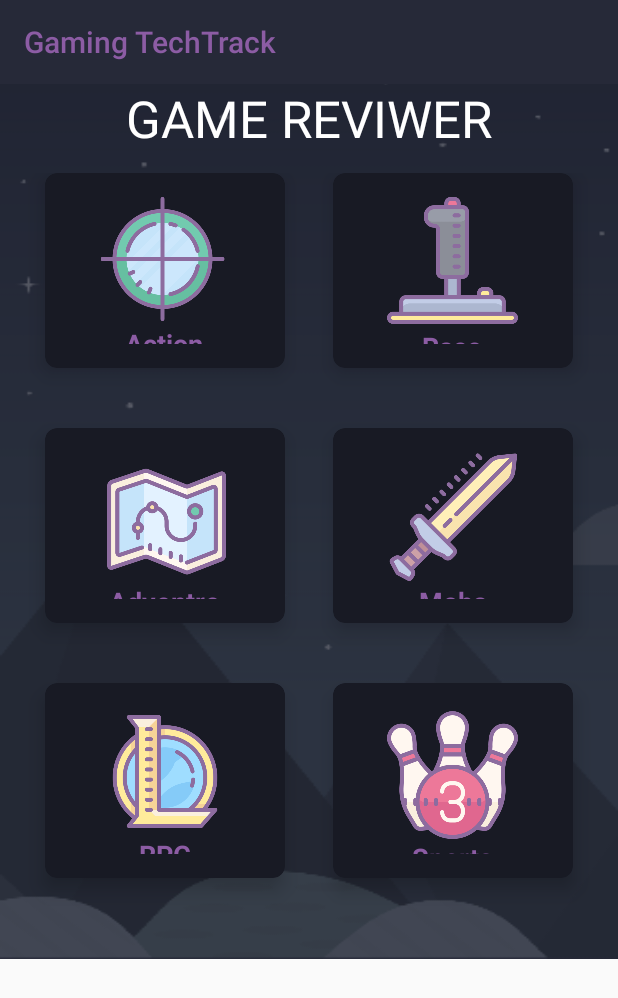
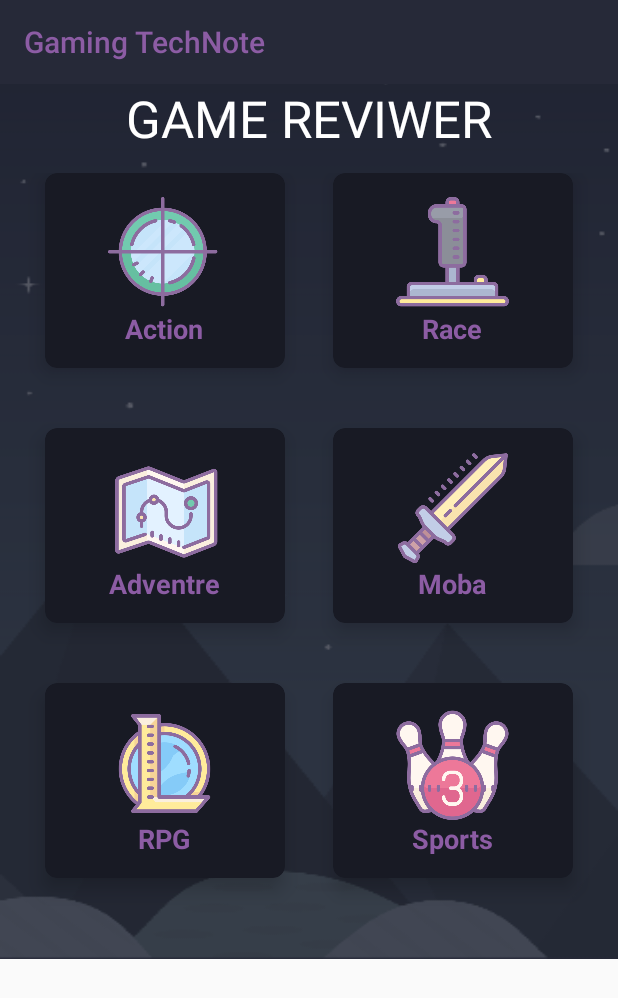
Before and after one commit to Rushan-edi/GameReviewer, an Android app: the screen it shows after launch (MainActivity), on a phone screen of 412 x 824 dp. Shown: the top 998 px of the screen. Run offline under Robolectric (Android 15) with nearby library versions, the phone set to English and light mode, and no system bars.

Commit message:
add game activity,ui implemented

```diff
--- a/app/build.gradle
+++ b/app/build.gradle
@@ -7,7 +7,7 @@ android {
         minSdkVersion 15
         targetSdkVersion 26
         versionCode 1
-        versionName "1.0"
+        versionName "1.0.1"
         testInstrumentationRunner "android.support.test.runner.AndroidJUnitRunner"
     }
     buildTypes {
@@ -22,9 +22,12 @@ dependencies {
     implementation fileTree(dir: 'libs', include: ['*.jar'])
     implementation 'com.android.support:appcompat-v7:26.1.0'
     implementation 'com.android.support.constraint:constraint-layout:1.0.2'
+    implementation 'com.android.support:support-v4:26.1.0'
     testImplementation 'junit:junit:4.12'
     androidTestImplementation 'com.android.support.test:runner:1.0.1'
     androidTestImplementation 'com.android.support.test.espresso:espresso-core:3.0.1'
     implementation 'com.android.support:recyclerview-v7:26.1.0'
     implementation 'com.android.support:cardview-v7:26.1.0'
+    implementation 'com.android.support:palette-v7:26.1.0'
+    implementation 'com.squareup.picasso:picasso:2.5.2'
 }
--- a/app/src/main/AndroidManifest.xml
+++ b/app/src/main/AndroidManifest.xml
@@ -16,6 +16,8 @@
                 <category android:name="android.intent.category.LAUNCHER" />
             </intent-filter>
         </activity>
+        <activity android:name=".ReviewListActivity" />
+        <activity android:name=".AddGameActivity"></activity>
     </application>
 
 </manifest>
--- a/app/src/main/java/com/mobile/gamereviewer/MainActivity.java
+++ b/app/src/main/java/com/mobile/gamereviewer/MainActivity.java
@@ -1,11 +1,18 @@
 package com.mobile.gamereviewer;
 
+import android.content.Intent;
 import android.graphics.Color;
 import android.support.v7.app.AppCompatActivity;
 import android.os.Bundle;
+import android.support.v7.widget.CardView;
 import android.support.v7.widget.Toolbar;
+import android.view.View;
+import android.widget.GridLayout;
+import android.widget.Toast;
 
 public class MainActivity extends AppCompatActivity {
+
+    GridLayout mainGrid;
 
     @Override
     protected void onCreate(Bundle savedInstanceState) {
@@ -14,7 +21,62 @@ public class MainActivity extends AppCompatActivity {
         Toolbar toolbar= (Toolbar)findViewById(R.id.tool_bar);
         setSupportActionBar(toolbar);
 
-        getSupportActionBar().setTitle("Gaming TechTrack");
+        getSupportActionBar().setTitle("Gaming TechNote");
         toolbar.setTitleTextColor(Color.parseColor("#8c5ca4"));
+
+        mainGrid=(GridLayout)findViewById(R.id.mainGrid);
+
+        //set event
+//        setSingleEvent(mainGrid);
+
+        setToogleEvent(mainGrid);
+
+
+    }
+
+    private void setToogleEvent(GridLayout mainGrid) {
+
+        //loop all childitem of main grid
+
+        for (int i=0;i<mainGrid.getChildCount();i++){
+
+            final CardView cardView=(CardView)mainGrid.getChildAt(i);
+            final int finalI = i;
+
+            final String genrevalue = String.valueOf(cardView.getTag());
+
+            cardView.setOnClickListener(new View.OnClickListener() {
+                @Override
+                public void onClick(View view) {
+                    Toast.makeText(MainActivity.this,"Moving..",Toast.LENGTH_SHORT).show();
+                    Intent intent = new Intent(getApplicationContext(),AddGameActivity.class);
+                    intent.putExtra("genre",genrevalue);
+                    startActivity(intent);
+
+
+                }
+            });
+        }
+
+
+    }
+
+    private void setSingleEvent(GridLayout mainGrid) {
+
+        //loop all childitem of main grid
+        for (int i=0;i<mainGrid.getChildCount();i++){
+
+            CardView cardView=(CardView)mainGrid.getChildAt(i);
+            final int finalI= i;
+            cardView.setOnClickListener(new View.OnClickListener() {
+                @Override
+                public void onClick(View view) {
+
+                    Toast.makeText(MainActivity.this,"Clicked Index"+finalI,Toast.LENGTH_SHORT).show();
+
+                }
+            });
+
+        }
     }
 }
--- a/app/src/main/res/layout/activity_main.xml
+++ b/app/src/main/res/layout/activity_main.xml
@@ -63,6 +63,7 @@
                 android:layout_marginLeft="16dp"
                 android:layout_marginRight="16dp"
                 android:layout_rowWeight="1"
+                android:tag="action"
                 app:cardCornerRadius="8dp"
                 app:cardElevation="8dp"
                 card_view:cardBackgroundColor="@color/colorPrimaryDark">
@@ -75,10 +76,11 @@
                     android:orientation="vertical">
 
                     <ImageView
-                        android:layout_width="118dp"
-                        android:layout_height="85dp"
+                        android:layout_width="75dp"
+                        android:layout_height="75dp"
                         android:layout_gravity="center_horizontal"
-                        android:src="@drawable/action" />
+                        android:src="@drawable/action"
+                        android:tag="action" />
 
                     <TextView
                         android:layout_width="match_parent"
@@ -104,6 +106,7 @@
                 android:layout_rowWeight="1"
                 app:cardCornerRadius="8dp"
                 app:cardElevation="8dp"
+                android:tag="race"
                 card_view:cardBackgroundColor="@color/colorPrimaryDark">
 
                 <LinearLayout
@@ -114,8 +117,8 @@
                     android:orientation="vertical">
 
                     <ImageView
-                        android:layout_width="107dp"
-                        android:layout_height="87dp"
+                        android:layout_width="75dp"
+                        android:layout_height="75dp"
                         android:layout_gravity="center_horizontal"
                         android:src="@drawable/race" />
 
@@ -146,6 +149,7 @@
                 android:layout_rowWeight="1"
                 app:cardCornerRadius="8dp"
                 app:cardElevation="8dp"
+                android:tag="adeventure"
                 card_view:cardBackgroundColor="@color/colorPrimaryDark">
 
                 <LinearLayout
@@ -156,8 +160,8 @@
                     android:orientation="vertical">
 
                     <ImageView
-                        android:layout_width="115dp"
-                        android:layout_height="87dp"
+                        android:layout_width="75dp"
+                        android:layout_height="75dp"
                         android:layout_gravity="center_horizontal"
                         android:src="@drawable/adventure" />
 
@@ -185,6 +189,7 @@
                 android:layout_rowWeight="1"
                 app:cardCornerRadius="8dp"
                 app:cardElevation="8dp"
+                android:tag="moba"
                 card_view:cardBackgroundColor="@color/colorPrimaryDark">
 
                 <LinearLayout
@@ -195,8 +200,8 @@
                     android:orientation="vertical">
 
                     <ImageView
-                        android:layout_width="117dp"
-                        android:layout_height="87dp"
+                        android:layout_width="75dp"
+                        android:layout_height="75dp"
                         android:layout_gravity="center_horizontal"
                         android:src="@drawable/moba" />
 
@@ -226,6 +231,7 @@
                 android:layout_marginRight="16dp"
                 android:layout_rowWeight="1"
                 app:cardCornerRadius="8dp"
+                android:tag="rpg"
                 app:cardElevation="8dp"
                 card_view:cardBackgroundColor="@color/colorPrimaryDark">
 
@@ -237,8 +243,8 @@
                     android:orientation="vertical">
 
                     <ImageView
-                        android:layout_width="117dp"
-                        android:layout_height="86dp"
+                        android:layout_width="75dp"
+                        android:layout_height="75dp"
                         android:layout_gravity="center_horizontal"
                         android:src="@drawable/rpg" />
 
@@ -265,6 +271,7 @@
                 android:layout_marginRight="16dp"
                 android:layout_rowWeight="1"
                 app:cardCornerRadius="8dp"
+                android:tag="sports"
                 app:cardElevation="8dp"
                 card_view:cardBackgroundColor="@color/colorPrimaryDark">
 
@@ -276,8 +283,8 @@
                     android:orientation="vertical">
 
                     <ImageView
-                        android:layout_width="118dp"
-                        android:layout_height="88dp"
+                        android:layout_width="75dp"
+                        android:layout_height="75dp"
                         android:layout_gravity="center_horizontal"
                         android:src="@drawable/sport" />
 
--- a/app/src/main/res/values/colors.xml
+++ b/app/src/main/res/values/colors.xml
@@ -1,9 +1,11 @@
 <?xml version="1.0" encoding="utf-8"?>
 <resources>
     <color name="colorPrimary">#262938</color>
-    <color name="colorPrimaryDark">#181A24</color>
-    <color name="colorAccent">#FF4081</color>
+    <color name="colorPrimaryDark">#181a24</color>
+    <color name="colorAccent">#ff4081</color>
     <color name="colorText">#8c5ca4</color>
     <color name="colorWhite">#FFFFFF</color>
     <color name="colorTransparentWhite">#CCCCCC</color>
+
+    <color name="black_overlay">#66000000</color>
 </resources>
--- a/app/src/main/res/values/strings.xml
+++ b/app/src/main/res/values/strings.xml
@@ -1,3 +1,7 @@
 <resources>
     <string name="app_name">Gaming TechTrack</string>
+
+    <string name="title_activity_fullscreen">FullscreenActivity</string>
+    <string name="dummy_button">Dummy Button</string>
+    <string name="dummy_content">DUMMY\nCONTENT</string>
 </resources>
```
Also changed, not shown: app/src/main/java/com/mobile/gamereviewer/AddGameActivity.java (added, +20 -0 lines), app/src/main/java/com/mobile/gamereviewer/GameReviewListAdapter.java (added, +85 -0 lines), app/src/main/java/com/mobile/gamereviewer/ReviewListActivity.java (added, +41 -0 lines), app/src/main/java/com/mobile/gamereviewer/model/GameReviewModel.java (added, +82 -0 lines), app/src/main/res/layout/activity_add_game.xml (added, +251 -0 lines), app/src/main/res/layout/activity_review_list.xml (added, +13 -0 lines), app/src/main/res/layout/item.xml (added, +28 -0 lines), app/src/main/res/values/attrs.xml (added, +12 -0 lines), app/src/main/res/values/dimens.xml (added, +8 -0 lines), app/src/main/res/values/genre_array.xml (added, +12 -0 lines), app/src/main/res/values/styles.xml (+12 -0 lines).
